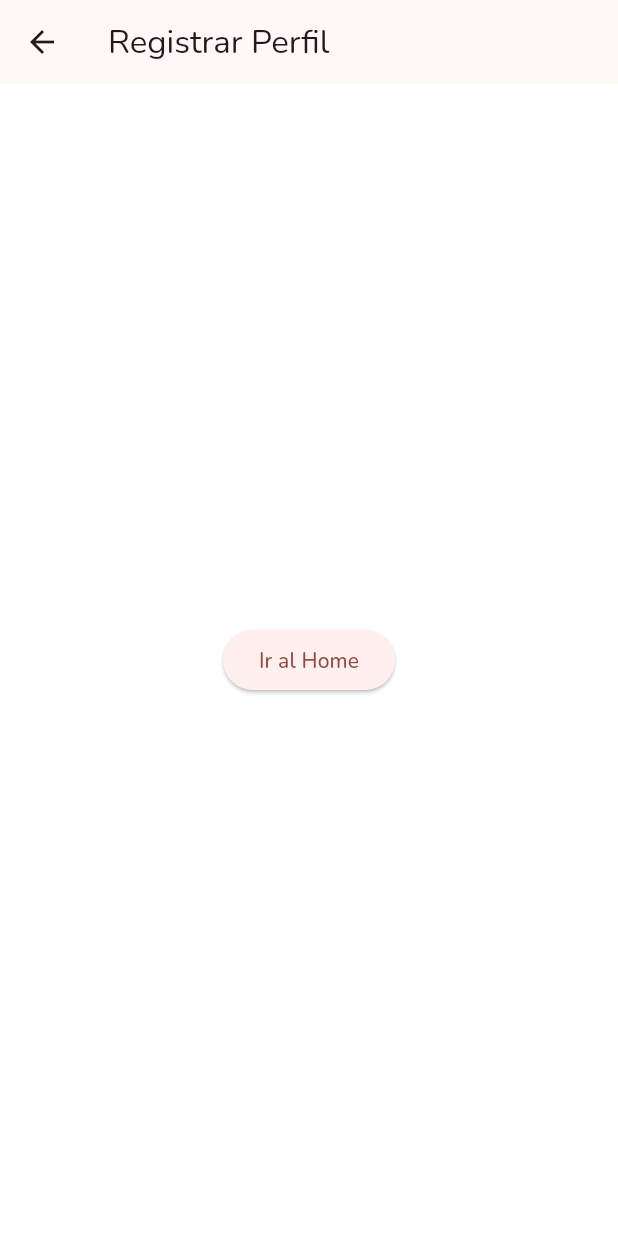
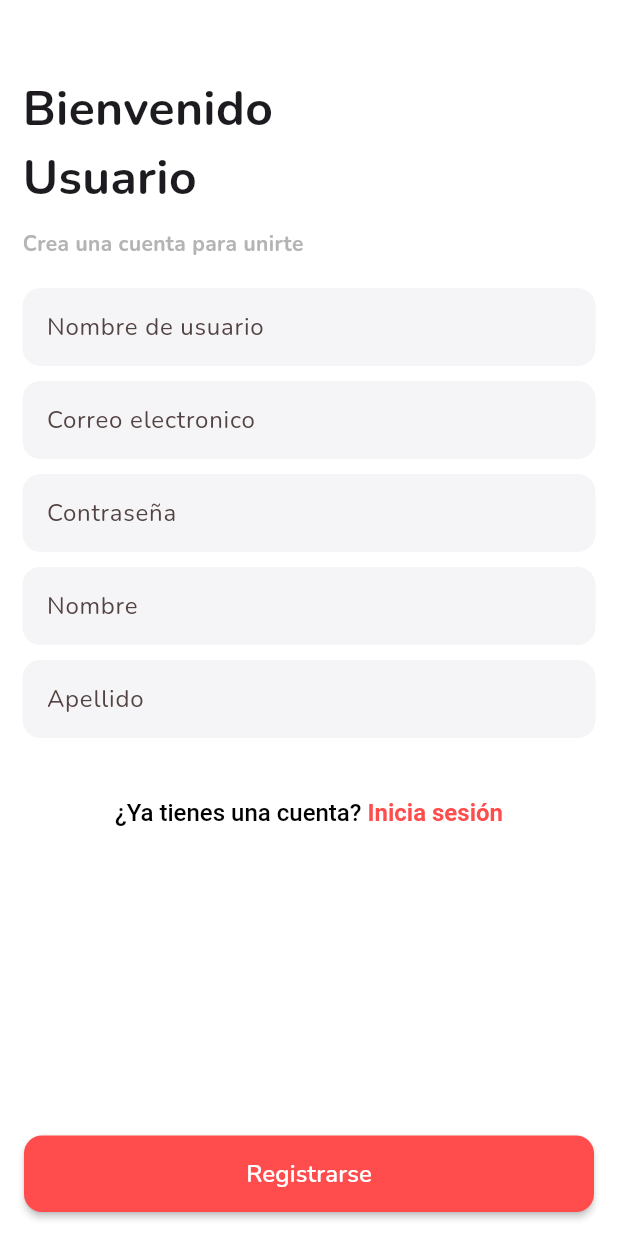
Before and after one commit to mateofj28/ordena-ya, a Flutter app: the RegisterScreen screen opened by its route, on a phone screen of 412 x 824 dp. Run offline on Flutter 3.47's test engine with Material 3 defaults, Android fonts, the phone set to English and light mode, and no system bars; our stand-ins replace get_it, google_fonts, hugeicons.

Commit message:
feat: crear pantalla de registro, mejorar login y agregar navegación entre ambas

```diff
--- a/lib/core/constants/AppColors.dart
+++ b/lib/core/constants/AppColors.dart
@@ -38,6 +38,8 @@ class AppColors {
   // Gris oscuro texto
   static const Color textPrimary = Colors.black87;
 
+  static const Color textSecundary = Color(0xFFB4B4B4);
+
   // Blanco
   static const Color whiteBackground = Colors.white;
 
--- a/lib/data/model/ordered_product_model.dart
+++ b/lib/data/model/ordered_product_model.dart
@@ -22,7 +22,7 @@ class OrderedProductModel extends OrderedProduct {
         price: (json['unitPrice'] as num).toDouble(),
         units: []
       );
-    } catch (e, stacktrace) {
+    } catch (e) {
       print('❌ Error en OrderedProductModel.fromJson: $e');
       rethrow;
     }
--- a/lib/presentation/pages/login_screen.dart
+++ b/lib/presentation/pages/login_screen.dart
@@ -1,5 +1,6 @@
 // login_page.dart
 import 'package:flutter/material.dart';
+import 'package:ordena_ya/core/constants/AppColors.dart';
 import 'package:ordena_ya/presentation/widgets/password_field.dart';
 import '../../core/app_routes.dart';
 
@@ -17,24 +18,21 @@ class LoginScreen extends StatelessWidget {
               crossAxisAlignment: CrossAxisAlignment.start,
               mainAxisAlignment: MainAxisAlignment.center,
               children: [
+                const SizedBox(height: 50),
+
                 SizedBox(
                   width: 210,
                   child: const Text(
                     "Bienvenido de nuevo",
-                    style: TextStyle(
-                      fontSize: 32,
-                      fontWeight: FontWeight.bold
-                    )
-                  )
+                    style: TextStyle(fontSize: 32, fontWeight: FontWeight.bold),
+                  ),
                 ),
 
                 const SizedBox(height: 10),
 
                 const Text(
-                    "Inicia sesión para continuar",
-                    style: TextStyle(
-                        fontWeight: FontWeight.bold
-                    )
+                  "Inicia sesión para continuar",
+                  style: TextStyle(fontWeight: FontWeight.bold, color: AppColors.textSecundary),
                 ),
 
                 const SizedBox(height: 20),
@@ -44,9 +42,14 @@ class LoginScreen extends StatelessWidget {
                     hintText: 'Username@gmail.com',
                     filled: true,
                     fillColor: const Color(0xFFF5F5F7), // gris claro
-                    contentPadding: const EdgeInsets.symmetric(horizontal: 16, vertical: 14),
+                    contentPadding: const EdgeInsets.symmetric(
+                      horizontal: 16,
+                      vertical: 14,
+                    ),
                     border: OutlineInputBorder(
-                      borderRadius: BorderRadius.circular(12), // bordes redondeados
+                      borderRadius: BorderRadius.circular(
+                        12,
+                      ), // bordes redondeados
                       borderSide: BorderSide.none, // sin borde visible
                     ),
                   ),
@@ -61,10 +64,8 @@ class LoginScreen extends StatelessWidget {
 
                 Center(
                   child: const Text(
-                      "¿Olvidaste tu contraseña?",
-                      style: TextStyle(
-                          fontWeight: FontWeight.bold
-                      )
+                    "¿Olvidaste tu contraseña?",
+                    style: TextStyle(fontWeight: FontWeight.bold),
                   ),
                 ),
 
@@ -74,53 +75,91 @@ class LoginScreen extends StatelessWidget {
                   width: double.infinity,
                   child: OutlinedButton(
                     style: OutlinedButton.styleFrom(
-                      foregroundColor: Colors.blue, // color del texto
-                      side: const BorderSide(color: Colors.blue, width: 1.5),
+                      foregroundColor: AppColors.redPrimary, // color del texto
+                      side: const BorderSide(color: AppColors.redPrimary, width: 1.5),
                       shape: RoundedRectangleBorder(
                         borderRadius: BorderRadius.circular(12),
                       ),
-                      padding: const EdgeInsets.symmetric(vertical: 14, horizontal: 24),
+                      padding: const EdgeInsets.symmetric(
+                        vertical: 14,
+                        horizontal: 24,
+                      ),
                     ),
                     onPressed: () {
-                      // Navigator.pushNamed(context, AppRoutes.register);
+                      Navigator.pushReplacementNamed(context, AppRoutes.register);
                     },
                     child: const Text(
                       "Ir a Registrar",
-                      style: TextStyle(fontSize: 16, fontWeight: FontWeight.w500),
+                      style: TextStyle(
+                        fontSize: 16,
+                        fontWeight: FontWeight.w500,
+                      ),
                     ),
                   ),
                 ),
 
                 const SizedBox(height: 200),
 
-                SizedBox(
-                  width: double.infinity,
-                  child: ElevatedButton(
-                    style: ElevatedButton.styleFrom(
-                      backgroundColor: Colors.blue,
-                      foregroundColor: Colors.white, // color del texto
-                      shape: RoundedRectangleBorder(
-                        borderRadius: BorderRadius.circular(12),
-                      ),
-                      padding: const EdgeInsets.symmetric(vertical: 14, horizontal: 24),
-                      elevation: 2, // efecto de sombra sutil
-                    ),
-                    onPressed: () {
-                      // Acción al presionar
-                      //Navigator.pushReplacementNamed(context, AppRoutes.home);
-                    },
-                    child: const Text(
-                      "Entrar al Home",
-                      style: TextStyle(fontSize: 16, fontWeight: FontWeight.w600),
-                    ),
-                  ),
-                ),
 
               ],
             ),
           ),
         ),
       ),
+      bottomNavigationBar: SafeArea(
+        child: Padding(
+          padding: EdgeInsets.all(16.0),
+          child: PrimaryButton(
+            text: "Entrar al Home",
+            onPressed: (){
+
+            }
+          ),
+        ),
+      ),
     );
   }
 }
+
+
+
+
+class PrimaryButton extends StatelessWidget {
+  final String text;
+  final VoidCallback onPressed;
+
+  const PrimaryButton({
+    super.key,
+    required this.text,
+    required this.onPressed,
+  });
+
+  @override
+  Widget build(BuildContext context) {
+    return SizedBox(
+      width: double.infinity,
+      child: ElevatedButton(
+        style: ElevatedButton.styleFrom(
+          backgroundColor: AppColors.redPrimary,
+          foregroundColor: Colors.white, // color del texto
+          shape: RoundedRectangleBorder(
+            borderRadius: BorderRadius.circular(12),
+          ),
+          padding: const EdgeInsets.symmetric(
+            vertical: 14,
+            horizontal: 24,
+          ),
+          elevation: 2, // efecto de sombra sutil
+        ),
+        onPressed: onPressed,
+        child: Text(
+          text,
+          style: const TextStyle(
+            fontSize: 16,
+            fontWeight: FontWeight.w600,
+          ),
+        ),
+      ),
+    );
+  }
+}
--- a/lib/presentation/pages/register_screen.dart
+++ b/lib/presentation/pages/register_screen.dart
@@ -1,8 +1,8 @@
 // register_page.dart
 import 'package:flutter/material.dart';
-
-import '../../core/app_routes.dart';
-
+import 'package:ordena_ya/core/app_routes.dart';
+import 'package:ordena_ya/core/constants/AppColors.dart';
+import 'package:ordena_ya/presentation/pages/login_screen.dart';
 
 class RegisterScreen extends StatelessWidget {
   const RegisterScreen({super.key});
@@ -10,15 +10,132 @@ class RegisterScreen extends StatelessWidget {
   @override
   Widget build(BuildContext context) {
     return Scaffold(
-      appBar: AppBar(title: const Text("Registrar Perfil")),
-      body: Center(
-        child: ElevatedButton(
-          onPressed: () {
-            Navigator.pushReplacementNamed(context, AppRoutes.home);
-          },
-          child: const Text("Ir al Home"),
+      body: SafeArea(
+        child: SingleChildScrollView(
+          child: Padding(
+            padding: EdgeInsets.symmetric(horizontal: 15),
+            child: Column(
+              crossAxisAlignment: CrossAxisAlignment.start,
+              children: [
+                const SizedBox(height: 50),
+
+                SizedBox(
+                  width: 210,
+                  child: const Text(
+                    "Bienvenido Usuario",
+                    style: TextStyle(fontSize: 32, fontWeight: FontWeight.bold),
+                  ),
+                ),
+
+                const SizedBox(height: 10),
+
+                const Text(
+                  "Crea una cuenta para unirte",
+                  style: TextStyle(
+                    fontWeight: FontWeight.bold,
+                    color: AppColors.textSecundary,
+                  ),
+                ),
+
+                const SizedBox(height: 20),
+
+                CustomTextField(hintText: "Nombre de usuario"),
+
+                const SizedBox(height: 10),
+
+                CustomTextField(hintText: "Correo electronico"),
+
+                const SizedBox(height: 10),
+
+                CustomTextField(hintText: "Contraseña"),
+
+                const SizedBox(height: 10),
+
+                CustomTextField(hintText: "Nombre"),
+
+                const SizedBox(height: 10),
+
+                CustomTextField(hintText: "Apellido"),
+
+                const SizedBox(height: 40),
+
+                Center(
+                  child: GestureDetector(
+                    onTap: (){
+                      Navigator.pushReplacementNamed(context, AppRoutes.login);
+                    },
+                    child: RichText(
+                      text: TextSpan(
+                        style: const TextStyle(
+                          fontWeight: FontWeight.w500,
+                          color: Colors.black,
+                          fontSize: 16
+                        ),
+                        children: [
+                          const TextSpan(text: "¿Ya tienes una cuenta? "),
+                          TextSpan(
+                            text: "Inicia sesión",
+                            style: const TextStyle(
+                              fontWeight: FontWeight.bold,
+                              color: AppColors.redPrimary, // para que parezca clickeable
+                            ),
+                            // on enteras se puede agregar un recognizer para navegación
+                          ),
+                        ],
+                      ),
+                    ),
+                  ),
+                ),
+              ],
+            ),
+          ),
+        ),
+      ),
+      bottomNavigationBar: SafeArea(
+        child: Padding(
+          padding: EdgeInsets.all(16.0),
+          child: PrimaryButton(
+            text: "Registrarse",
+            onPressed: (){
+
+            }
+          ),
         ),
       ),
     );
   }
 }
+
+class CustomTextField extends StatelessWidget {
+  final String hintText;
+  final TextEditingController? controller;
+  final TextInputType? keyboardType;
+
+  const CustomTextField({
+    super.key,
+    required this.hintText,
+    this.controller,
+    this.keyboardType,
+  });
+
+  @override
+  Widget build(BuildContext context) {
+    return TextField(
+      controller: controller,
+      keyboardType: keyboardType,
+      decoration: InputDecoration(
+        hintText: hintText,
+        filled: true,
+        fillColor: const Color(0xFFF5F5F7),
+        border: OutlineInputBorder(
+          borderRadius: BorderRadius.circular(12),
+          borderSide: BorderSide.none,
+        ),
+        contentPadding: const EdgeInsets.symmetric(
+          horizontal: 12,
+          vertical: 14,
+        ),
+      ),
+    );
+  }
+}
```
